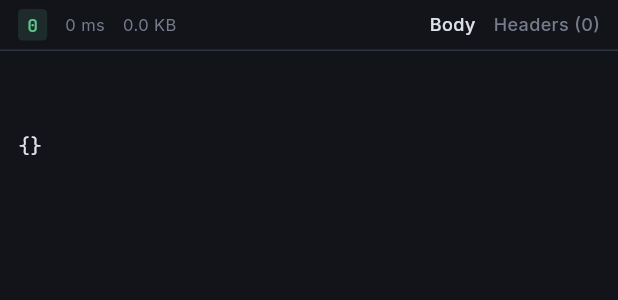
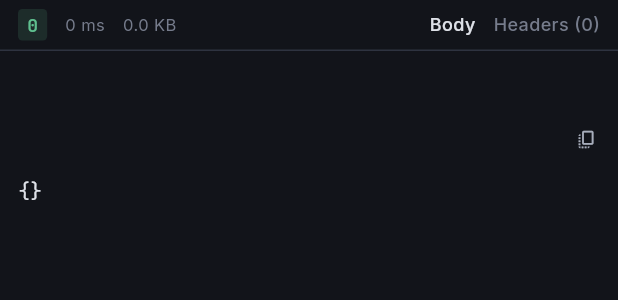
Before and after one commit to role-suite/role-client, a Flutter app: the ResponseViewer widget shown alone on an empty page, opened directly with empty values, on a phone screen of 412 x 824 dp. Shown: the top 300 px of the screen. Run offline on Flutter 3.47's test engine with Material 3 defaults, Android fonts, the phone set to English and light mode, and no system bars; our stand-ins replace dio, file_picker, flutter_html, flutter_riverpod, flutter_secure_storage, package_info_plus and 1 more; accounts and stored records are empty.

Commit message:
fix(ui): render large response bodies without corruption
- Render response bodies through a virtualized, line-based viewer
  (ListView.builder + SelectionArea) instead of one multi-megabyte
  SelectableText, which exceeded Flutter's text limits and corrupted
  glyphs at the end of large responses.
- Skip pretty-printing above 2 MB and cap rendered text at 512 KB with
  a notice and a copy-full-body action; hard-wrap single long lines so
  no rendered chunk can become a giant text blob.
- Compute sizeBytes/prettyBody once per result instead of re-encoding
  the body on every widget build.
- Use the same viewer in the response tab and history snapshot dialog.

```diff
--- a/lib/core/models/request_result.dart
+++ b/lib/core/models/request_result.dart
@@ -1,16 +1,7 @@
 import 'dart:convert';
 
 class RequestResult {
-  final bool ok;
-  final int? statusCode;
-  final String? statusMessage;
-  final Map<String, List<String>> headers;
-  final dynamic body;
-  final Duration duration;
-  final String? errorMessage;
-  final bool isOffline;
-
-  const RequestResult({
+  RequestResult({
     required this.ok,
     this.statusCode,
     this.statusMessage,
@@ -21,34 +12,53 @@ class RequestResult {
     this.isOffline = false,
   });
 
-  int get sizeBytes {
-    if (body == null) return 0;
-    if (body is String) return utf8.encode(body as String).length;
+  final bool ok;
+  final int? statusCode;
+  final String? statusMessage;
+  final Map<String, List<String>> headers;
+  final dynamic body;
+  final Duration duration;
+  final String? errorMessage;
+  final bool isOffline;
+
+  /// Number of bytes in the body as sent over the wire. Computed once per
+  /// result: this used to be a getter that re-encoded multi-megabyte bodies
+  /// on every widget build.
+  late final int sizeBytes = _computeSizeBytes();
+
+  /// The body pretty-printed when it is JSON, else the raw text. Computed
+  /// once per result for the same reason as [sizeBytes].
+  late final String prettyBody = _computePrettyBody();
+
+  int _computeSizeBytes() {
+    final current = body;
+    if (current == null) return 0;
+    if (current is String) return utf8.encode(current).length;
     try {
-      return utf8.encode(jsonEncode(body)).length;
+      return utf8.encode(jsonEncode(current)).length;
     } catch (_) {
-      return body.toString().length;
+      return current.toString().length;
     }
   }
 
-  String get prettyBody {
-    if (body == null) return '';
-    if (body is Map || body is List) {
+  String _computePrettyBody() {
+    final current = body;
+    if (current == null) return '';
+    if (current is Map || current is List) {
       try {
-        return const JsonEncoder.withIndent('  ').convert(body);
+        return const JsonEncoder.withIndent('  ').convert(current);
       } catch (_) {
-        return body.toString();
+        return current.toString();
       }
     }
-    if (body is String) {
-      final text = body as String;
+    if (current is String) {
       try {
-        return const JsonEncoder.withIndent('  ').convert(jsonDecode(text));
+        return const JsonEncoder.withIndent('  ').convert(jsonDecode(current));
       } catch (_) {
-        return text;
+        return current;
       }
     }
-    return body.toString();
+    return current.toString();
   }
 
   /// The `Content-Type` response header, lower-cased, ignoring any
--- a/lib/ui/request/response_viewer.dart
+++ b/lib/ui/request/response_viewer.dart
@@ -89,7 +89,7 @@ class _ResponseViewerState extends State<ResponseViewer> {
         Expanded(
           child: switch (_tab) {
             _ResponseTab.body when result.isHtml && !_showRawHtml => _HtmlPreview(html: result.prettyBody),
-            _ResponseTab.body => SingleChildScrollView(padding: const EdgeInsets.all(AppSpacing.md), child: MonoText(result.prettyBody)),
+            _ResponseTab.body => ResponseBodyView(result: result),
             _ResponseTab.headers => SingleChildScrollView(
               padding: const EdgeInsets.all(AppSpacing.md),
               child: _HeadersList(headers: result.headers),
--- /dev/null
+++ b/lib/ui/widgets/response_body_view.dart
@@ -0,0 +1,214 @@
+import 'dart:math' as math;
+
+import 'package:flutter/material.dart';
+import 'package:flutter/services.dart';
+
+import '../../core/models/request_result.dart';
+import '../../core/theme/app_tokens.dart';
+import '../../core/theme/role_theme.dart';
+import 'app_button.dart';
+
+/// Renders a response body without ever handing a multi-megabyte string to a
+/// single text widget. A single `SelectableText` holding several megabytes of
+/// pretty-printed JSON exceeds Flutter's text layout limits and renders
+/// corrupted glyphs at the end of the text, besides janking the UI, so this
+/// viewer instead:
+///
+/// - skips pretty-printing above [maxPrettyChars] (pretty output is several
+///   times the wire size and expensive to build),
+/// - renders at most [maxDisplayChars] of text, with a notice and a
+///   copy-the-full-body action,
+/// - splits the text into lines (hard-wrapping very long lines) and
+///   virtualizes them through a `ListView.builder`, so only visible lines are
+///   ever laid out.
+class ResponseBodyView extends StatefulWidget {
+  const ResponseBodyView({
+    super.key,
+    required this.result,
+    this.maxPrettyChars = _defaultMaxPrettyChars,
+    this.maxDisplayChars = _defaultMaxDisplayChars,
+  });
+
+  static const int _defaultMaxPrettyChars = 2 * 1024 * 1024;
+  static const int _defaultMaxDisplayChars = 512 * 1024;
+
+  /// Above this body size the raw text is shown instead of pretty-printing.
+  final int maxPrettyChars;
+
+  /// Maximum number of characters handed to the list; the rest is elided
+  /// behind a notice (the full body stays available through copy).
+  final int maxDisplayChars;
+
+  final RequestResult result;
+
+  @override
+  State<ResponseBodyView> createState() => _ResponseBodyViewState();
+}
+
+class _ResponseBodyViewState extends State<ResponseBodyView> {
+  static const int _maxLineChars = 2000;
+
+  final ScrollController _controller = ScrollController();
+  late _BodyPresentation _presentation;
+  late List<String> _lines;
+
+  @override
+  void initState() {
+    super.initState();
+    _recompute();
+  }
+
+  @override
+  void didUpdateWidget(ResponseBodyView oldWidget) {
+    super.didUpdateWidget(oldWidget);
+    if (!identical(oldWidget.result, widget.result) ||
+        oldWidget.maxPrettyChars != widget.maxPrettyChars ||
+        oldWidget.maxDisplayChars != widget.maxDisplayChars) {
+      _recompute();
+    }
+  }
+
+  @override
+  void dispose() {
+    _controller.dispose();
+    super.dispose();
+  }
+
+  void _recompute() {
+    _presentation = _BodyPresentation.of(widget.result, maxPrettyChars: widget.maxPrettyChars, maxDisplayChars: widget.maxDisplayChars);
+    _lines = _splitLines(_presentation.text, maxLineChars: _maxLineChars);
+  }
+
+  Future<void> _copy() async {
+    await Clipboard.setData(ClipboardData(text: _presentation.fullText));
+    if (!mounted) return;
+    ScaffoldMessenger.of(context).showSnackBar(const SnackBar(content: Text('Response body copied.')));
+  }
+
+  @override
+  Widget build(BuildContext context) {
+    final colors = context.colors;
+    final presentation = _presentation;
+
+    if (presentation.fullText.isEmpty) {
+      return Center(child: Text('No response body.', style: context.type.caption));
+    }
+
+    return Column(
+      crossAxisAlignment: CrossAxisAlignment.stretch,
+      children: [
+        if (presentation.notice != null)
+          Container(
+            padding: const EdgeInsets.fromLTRB(AppSpacing.md, AppSpacing.sm, AppSpacing.xs, AppSpacing.sm),
+            decoration: BoxDecoration(
+              color: colors.surfaceSunken,
+              border: Border(bottom: BorderSide(color: colors.border)),
+            ),
+            child: Row(
+              children: [
+                Icon(Icons.info_outline, size: 13, color: colors.textMuted),
+                const SizedBox(width: AppSpacing.sm),
+                Expanded(child: Text(presentation.notice!, style: context.type.caption)),
+                AppIconButton(icon: Icons.copy_all_outlined, tooltip: 'Copy full body', onPressed: _copy),
+              ],
+            ),
+          )
+        else
+          Align(
+            alignment: Alignment.centerRight,
+            child: Padding(
+              padding: const EdgeInsets.only(right: AppSpacing.sm, top: AppSpacing.xs),
+              child: AppIconButton(icon: Icons.copy_all_outlined, tooltip: 'Copy full body', onPressed: _copy),
+            ),
+          ),
+        Expanded(
+          child: Scrollbar(
+            controller: _controller,
+            child: SelectionArea(
+              child: ListView.builder(
+                controller: _controller,
+                padding: const EdgeInsets.all(AppSpacing.md),
+                itemCount: _lines.length,
+                itemBuilder: (context, index) => Text(_lines[index], style: context.type.mono),
+              ),
+            ),
+          ),
+        ),
+      ],
+    );
+  }
+}
+
+/// What to show for a result: the text to render, the full text for copying,
+/// and an optional notice explaining any elision.
+class _BodyPresentation {
+  const _BodyPresentation({required this.text, required this.fullText, this.notice});
+
+  final String text;
+  final String fullText;
+  final String? notice;
+
+  static _BodyPresentation of(RequestResult result, {required int maxPrettyChars, required int maxDisplayChars}) {
+    final prettyAllowed = result.sizeBytes <= maxPrettyChars;
+    final fullText = prettyAllowed ? result.prettyBody : _rawText(result);
+    final truncated = fullText.length > maxDisplayChars;
+    final text = truncated ? _truncate(fullText, maxDisplayChars) : fullText;
+
+    final reasons = <String>[];
+    if (!prettyAllowed) reasons.add('pretty-printing is disabled above ${formatBodySize(maxPrettyChars)}');
+    if (truncated) reasons.add('showing the first ${formatBodySize(text.length)}');
+    final notice = reasons.isEmpty ? null : 'Response is ${formatBodySize(result.sizeBytes)}; ${reasons.join('; ')}.';
+
+    return _BodyPresentation(text: text, fullText: fullText, notice: notice);
+  }
+
+  static String _rawText(RequestResult result) {
+    final body = result.body;
+    return body is String ? body : result.prettyBody;
+  }
+
+  /// Truncates at the last line break within the cap when there is one close
+  /// enough to the cap, so the visible text never ends mid-line.
+  static String _truncate(String text, int maxChars) {
+    final breakIndex = text.lastIndexOf('\n', maxChars);
+    final end = breakIndex > maxChars ~/ 2 ? breakIndex : maxChars;
+    final safeEnd = _safeEnd(text, end);
+    return text.substring(0, safeEnd);
+  }
+
+  static int _safeEnd(String text, int end) {
+    if (end <= 0 || end >= text.length) return math.min(end, text.length);
+    final unit = text.codeUnitAt(end - 1);
+    return _isHighSurrogate(unit) ? end - 1 : end;
+  }
+}
+
+/// Splits [text] into lines, hard-wrapping any line longer than [maxLineChars]
+/// so no single rendered line can itself become a giant text blob.
+List<String> _splitLines(String text, {required int maxLineChars}) {
+  final lines = <String>[];
+  for (final line in text.split('\n')) {
+    if (line.length <= maxLineChars) {
+      lines.add(line);
+      continue;
+    }
+    var start = 0;
+    while (start < line.length) {
+      var end = math.min(start + maxLineChars, line.length);
+      final unit = line.codeUnitAt(end - 1);
+      if (end < line.length && _isHighSurrogate(unit)) end--;
+      lines.add(line.substring(start, end));
+      start = end;
+    }
+  }
+  return lines;
+}
+
+bool _isHighSurrogate(int unit) => unit >= 0xD800 && unit <= 0xDBFF;
+
+/// Human-readable byte size for the viewer's notices.
+String formatBodySize(int bytes) {
+  if (bytes >= 1024 * 1024) return '${(bytes / (1024 * 1024)).toStringAsFixed(1)} MB';
+  if (bytes >= 1024) return '${(bytes / 1024).toStringAsFixed(1)} KB';
+  return '$bytes B';
+}
--- a/lib/ui/widgets/widgets.dart
+++ b/lib/ui/widgets/widgets.dart
@@ -6,6 +6,7 @@ export 'key_value_editor.dart';
 export 'labeled_field.dart';
 export 'method_badge.dart';
 export 'mono_text.dart';
+export 'response_body_view.dart';
 export 'section_header.dart';
 export 'split_view.dart';
 export 'status_badge.dart';
```
Also changed, not shown: lib/ui/history/history_snapshot_dialog.dart (+3 -5 lines), 2 other files.
